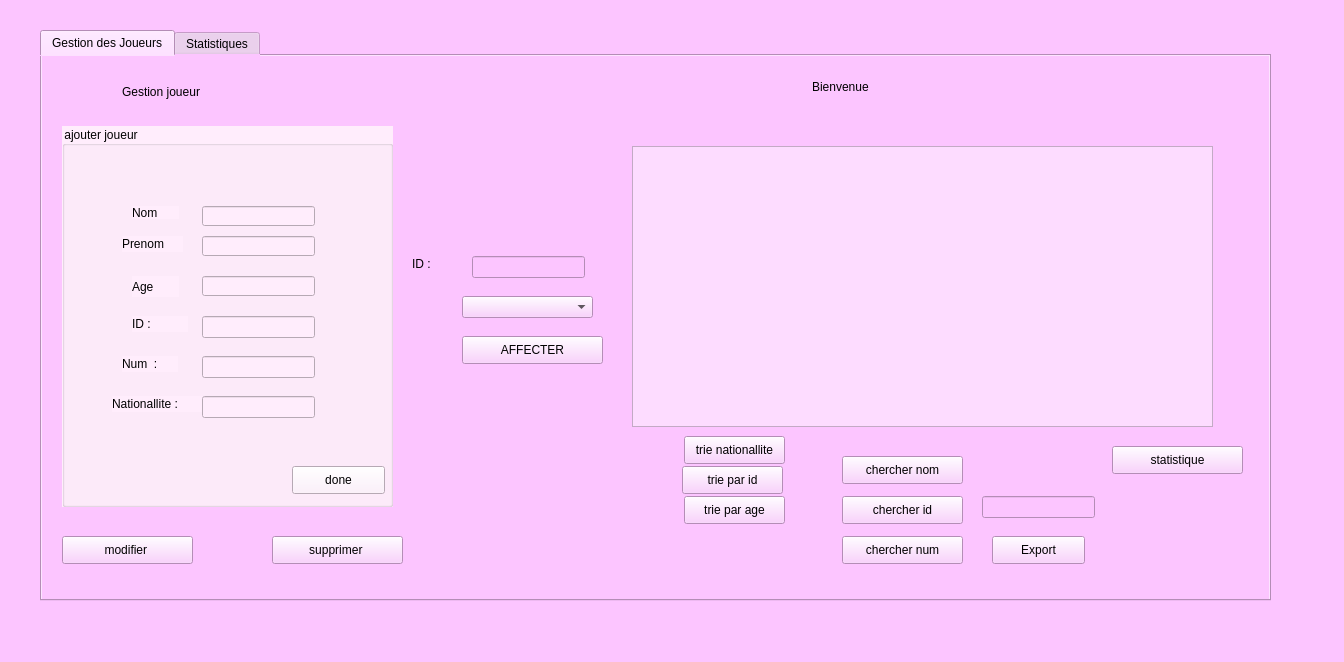
Qt form mainwindow.ui (FirasJery/Olympic_games_2A15) before a commit.
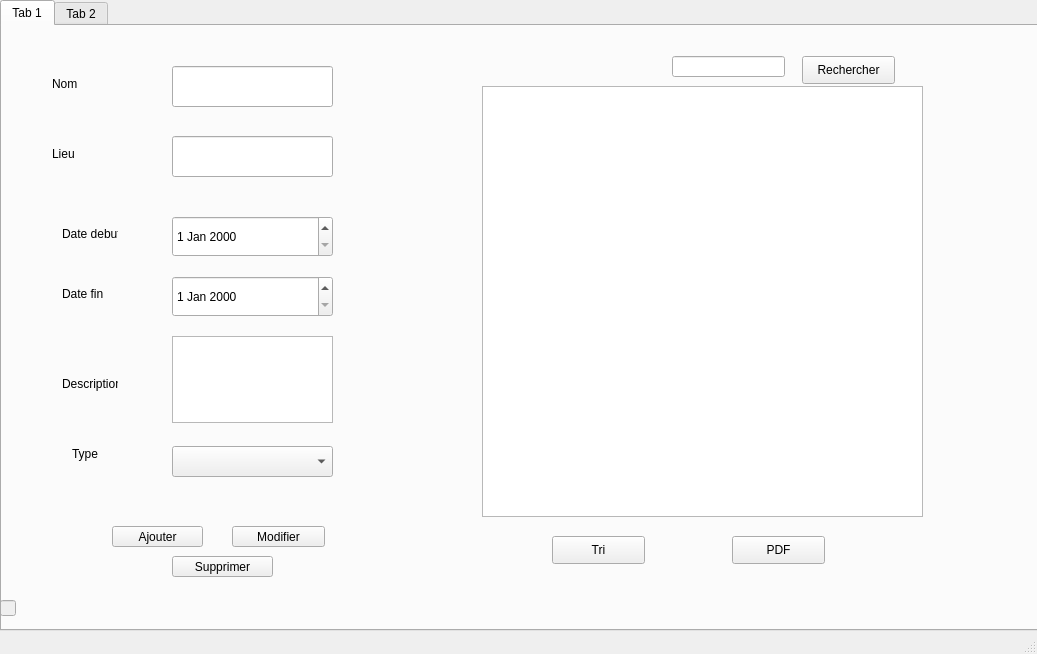
The same form after that commit. The open tabs and pages were chosen to show the change. Custom widgets are drawn as their Qt base class.

Diff of the .ui file:
```diff
--- a/mainwindow.ui
+++ b/mainwindow.ui
@@ -6,569 +6,110 @@
    <rect>
     <x>0</x>
     <y>0</y>
-    <width>1344</width>
-    <height>662</height>
+    <width>1037</width>
+    <height>654</height>
    </rect>
   </property>
   <property name="windowTitle">
    <string>Gestion des Clients</string>
   </property>
-  <property name="styleSheet">
-   <string notr="true">background-color: rgb(252, 197, 255);
-
-
-
-</string>
-  </property>
-  <widget class="QWidget" name="centralWidget">
-   <widget class="QStackedWidget" name="stackedWidget">
+  <widget class="QWidget" name="centralwidget">
+   <widget class="QTabWidget" name="tabWidget">
     <property name="geometry">
      <rect>
-      <x>20</x>
+      <x>0</x>
       <y>0</y>
-      <width>1311</width>
-      <height>691</height>
+      <width>1041</width>
+      <height>631</height>
      </rect>
     </property>
     <property name="currentIndex">
      <number>3</number>
     </property>
-    <widget class="QWidget" name="page_connect">
-     <widget class="QLineEdit" name="linelogin">
+    <widget class="QWidget" name="tab">
+     <attribute name="title">
+      <string>Tab 1</string>
+     </attribute>
+     <widget class="QLineEdit" name="l_nom">
       <property name="geometry">
        <rect>
-        <x>500</x>
-        <y>130</y>
-        <width>113</width>
-        <height>22</height>
+        <x>170</x>
+        <y>40</y>
+        <width>161</width>
+        <height>41</height>
        </rect>
       </property>
      </widget>
-     <widget class="QLineEdit" name="linemdp">
+     <widget class="QLineEdit" name="l_lieu">
       <property name="geometry">
        <rect>
-        <x>500</x>
+        <x>170</x>
+        <y>110</y>
+        <width>161</width>
+        <height>41</height>
+       </rect>
+      </property>
+     </widget>
+     <widget class="QDateEdit" name="d_d">
+      <property name="geometry">
+       <rect>
+        <x>170</x>
         <y>190</y>
-        <width>113</width>
-        <height>22</height>
+        <width>161</width>
+        <height>41</height>
        </rect>
       </property>
      </widget>
-     <widget class="QLabel" name="label_5">
+     <widget class="QDateEdit" name="d_f">
       <property name="geometry">
        <rect>
-        <x>340</x>
-        <y>130</y>
-        <width>111</width>
-        <height>20</height>
+        <x>170</x>
+        <y>250</y>
+        <width>161</width>
+        <height>41</height>
        </rect>
       </property>
-      <property name="text">
-       <string>Nom d'utilisateur</string>
+     </widget>
+     <widget class="QTextEdit" name="text_desc">
+      <property name="geometry">
+       <rect>
+        <x>170</x>
+        <y>310</y>
+        <width>161</width>
+        <height>87</height>
+       </rect>
       </property>
      </widget>
-     <widget class="QLabel" name="label_6">
+     <widget class="QComboBox" name="comboBox">
       <property name="geometry">
        <rect>
-        <x>345</x>
-        <y>190</y>
+        <x>170</x>
+        <y>420</y>
+        <width>161</width>
+        <height>31</height>
+       </rect>
+      </property>
+     </widget>
+     <widget class="QPushButton" name="pushButton">
+      <property name="geometry">
+       <rect>
+        <x>110</x>
+        <y>500</y>
         <width>91</width>
-        <height>20</height>
-       </rect>
-      </property>
-      <property name="text">
-       <string>Mot de passe</string>
-      </property>
-     </widget>
-     <widget class="QPushButton" name="pushconnect">
-      <property name="geometry">
-       <rect>
-        <x>510</x>
-        <y>270</y>
-        <width>93</width>
-        <height>28</height>
-       </rect>
-      </property>
-      <property name="text">
-       <string>Connect</string>
-      </property>
-     </widget>
-    </widget>
-    <widget class="QWidget" name="page_joueurs">
-     <widget class="QTabWidget" name="tabWidget">
-      <property name="geometry">
-       <rect>
-        <x>20</x>
-        <y>30</y>
-        <width>1231</width>
-        <height>571</height>
-       </rect>
-      </property>
-      <property name="currentIndex">
-       <number>0</number>
-      </property>
-      <widget class="QWidget" name="tab">
-       <attribute name="title">
-        <string>Gestion des Joueurs</string>
-       </attribute>
-       <widget class="QPushButton" name="tri_id">
-        <property name="geometry">
-         <rect>
-          <x>640</x>
-          <y>410</y>
-          <width>101</width>
-          <height>28</height>
-         </rect>
-        </property>
-        <property name="text">
-         <string>trie par id</string>
-        </property>
-       </widget>
-       <widget class="QLabel" name="label_4">
-        <property name="geometry">
-         <rect>
-          <x>770</x>
-          <y>0</y>
-          <width>441</width>
-          <height>61</height>
-         </rect>
-        </property>
-        <property name="styleSheet">
-         <string notr="true">font: 20pt &quot;Thinking Of Betty Light&quot;;
-</string>
-        </property>
-        <property name="text">
-         <string>Bienvenue </string>
-        </property>
-       </widget>
-       <widget class="QPushButton" name="modifier">
-        <property name="geometry">
-         <rect>
-          <x>20</x>
-          <y>480</y>
-          <width>131</width>
-          <height>28</height>
-         </rect>
-        </property>
-        <property name="text">
-         <string>modifier </string>
-        </property>
-       </widget>
-       <widget class="QLineEdit" name="id_2">
-        <property name="geometry">
-         <rect>
-          <x>430</x>
-          <y>200</y>
-          <width>113</width>
-          <height>22</height>
-         </rect>
-        </property>
-        <property name="text">
-         <string/>
-        </property>
-       </widget>
-       <widget class="QPushButton" name="nationallite_2">
-        <property name="geometry">
-         <rect>
-          <x>642</x>
-          <y>380</y>
-          <width>101</width>
-          <height>28</height>
-         </rect>
-        </property>
-        <property name="text">
-         <string>trie nationallite</string>
-        </property>
-       </widget>
-       <widget class="QLabel" name="label_8">
-        <property name="geometry">
-         <rect>
-          <x>80</x>
-          <y>10</y>
-          <width>221</width>
-          <height>51</height>
-         </rect>
-        </property>
-        <property name="styleSheet">
-         <string notr="true">font: 16pt &quot;Thinking Of Betty Light&quot;;</string>
-        </property>
-        <property name="text">
-         <string>Gestion joueur </string>
-        </property>
-       </widget>
-       <widget class="QPushButton" name="chercher_id">
-        <property name="geometry">
-         <rect>
-          <x>800</x>
-          <y>440</y>
-          <width>121</width>
-          <height>28</height>
-         </rect>
-        </property>
-        <property name="text">
-         <string>chercher id</string>
-        </property>
-       </widget>
-       <widget class="QLabel" name="label_12">
-        <property name="geometry">
-         <rect>
-          <x>370</x>
-          <y>200</y>
-          <width>56</width>
-          <height>16</height>
-         </rect>
-        </property>
-        <property name="text">
-         <string>ID :</string>
-        </property>
-       </widget>
-       <widget class="QPushButton" name="chercher_num">
-        <property name="geometry">
-         <rect>
-          <x>800</x>
-          <y>480</y>
-          <width>121</width>
-          <height>28</height>
-         </rect>
-        </property>
-        <property name="text">
-         <string>chercher num</string>
-        </property>
-       </widget>
-       <widget class="QPushButton" name="pushButton_2">
-        <property name="geometry">
-         <rect>
-          <x>230</x>
-          <y>480</y>
-          <width>131</width>
-          <height>28</height>
-         </rect>
-        </property>
-        <property name="text">
-         <string>supprimer </string>
-        </property>
-       </widget>
-       <widget class="QGroupBox" name="groupBox_3">
-        <property name="geometry">
-         <rect>
-          <x>20</x>
-          <y>70</y>
-          <width>331</width>
-          <height>381</height>
-         </rect>
-        </property>
-        <property name="styleSheet">
-         <string notr="true">font: 75 9pt &quot;MS Shell Dlg 2&quot;;
-
-background-color: rgb(255, 237, 252);</string>
-        </property>
-        <property name="title">
-         <string>ajouter joueur</string>
-        </property>
-        <widget class="QLabel" name="label">
-         <property name="geometry">
-          <rect>
-           <x>70</x>
-           <y>80</y>
-           <width>47</width>
-           <height>13</height>
-          </rect>
-         </property>
-         <property name="text">
-          <string>Nom</string>
-         </property>
-        </widget>
-        <widget class="QLineEdit" name="nom">
-         <property name="geometry">
-          <rect>
-           <x>140</x>
-           <y>80</y>
-           <width>113</width>
-           <height>20</height>
-          </rect>
-         </property>
-        </widget>
-        <widget class="QLabel" name="label_2">
-         <property name="geometry">
-          <rect>
-           <x>60</x>
-           <y>110</y>
-           <width>61</width>
-           <height>16</height>
-          </rect>
-         </property>
-         <property name="text">
-          <string>Prenom</string>
-         </property>
-        </widget>
-        <widget class="QLineEdit" name="prenom">
-         <property name="geometry">
-          <rect>
-           <x>140</x>
-           <y>110</y>
-           <width>113</width>
-           <height>20</height>
-          </rect>
-         </property>
-        </widget>
-        <widget class="QLabel" name="label_3">
-         <property name="geometry">
-          <rect>
-           <x>70</x>
-           <y>150</y>
-           <width>47</width>
-           <height>21</height>
-          </rect>
-         </property>
-         <property name="text">
-          <string>Age</string>
-         </property>
-        </widget>
-        <widget class="QLineEdit" name="age">
-         <property name="geometry">
-          <rect>
-           <x>140</x>
-           <y>150</y>
-           <width>113</width>
-           <height>20</height>
-          </rect>
-         </property>
-        </widget>
-        <widget class="QPushButton" name="pushButton">
-         <property name="geometry">
-          <rect>
-           <x>230</x>
-           <y>340</y>
-           <width>93</width>
-           <height>28</height>
-          </rect>
-         </property>
-         <property name="text">
-          <string>done</string>
-         </property>
-        </widget>
-        <widget class="QLabel" name="label_9">
-         <property name="geometry">
-          <rect>
-           <x>70</x>
-           <y>190</y>
-           <width>56</width>
-           <height>16</height>
-          </rect>
-         </property>
-         <property name="text">
-          <string>ID :</string>
-         </property>
-        </widget>
-        <widget class="QLineEdit" name="id">
-         <property name="geometry">
-          <rect>
-           <x>140</x>
-           <y>190</y>
-           <width>113</width>
-           <height>22</height>
-          </rect>
-         </property>
-         <property name="text">
-          <string/>
-         </property>
-        </widget>
-        <widget class="QLabel" name="label_10">
-         <property name="geometry">
-          <rect>
-           <x>60</x>
-           <y>230</y>
-           <width>56</width>
-           <height>16</height>
-          </rect>
-         </property>
-         <property name="text">
-          <string>Num  :</string>
-         </property>
-        </widget>
-        <widget class="QLineEdit" name="num">
-         <property name="geometry">
-          <rect>
-           <x>140</x>
-           <y>230</y>
-           <width>113</width>
-           <height>22</height>
-          </rect>
-         </property>
-        </widget>
-        <widget class="QLabel" name="label_11">
-         <property name="geometry">
-          <rect>
-           <x>50</x>
-           <y>270</y>
-           <width>91</width>
-           <height>16</height>
-          </rect>
-         </property>
-         <property name="text">
-          <string>Nationallite :</string>
-         </property>
-        </widget>
-        <widget class="QLineEdit" name="nationallite">
-         <property name="geometry">
-          <rect>
-           <x>140</x>
-           <y>270</y>
-           <width>113</width>
-           <height>22</height>
-          </rect>
-         </property>
-        </widget>
-       </widget>
-       <widget class="QPushButton" name="pushButton_7">
-        <property name="geometry">
-         <rect>
-          <x>800</x>
-          <y>400</y>
-          <width>121</width>
-          <height>28</height>
-         </rect>
-        </property>
-        <property name="text">
-         <string>chercher nom</string>
-        </property>
-       </widget>
-       <widget class="QLineEdit" name="cherche_nom">
-        <property name="geometry">
-         <rect>
-          <x>940</x>
-          <y>440</y>
-          <width>113</width>
-          <height>22</height>
-         </rect>
-        </property>
-       </widget>
-       <widget class="QTableView" name="tableView">
-        <property name="geometry">
-         <rect>
-          <x>590</x>
-          <y>90</y>
-          <width>581</width>
-          <height>281</height>
-         </rect>
-        </property>
-        <property name="styleSheet">
-         <string notr="true">background-color: rgb(253, 220, 255);
-
-
-</string>
-        </property>
-       </widget>
-       <widget class="QPushButton" name="tri_age">
-        <property name="geometry">
-         <rect>
-          <x>642</x>
-          <y>440</y>
-          <width>101</width>
-          <height>28</height>
-         </rect>
-        </property>
-        <property name="text">
-         <string>trie par age</string>
-        </property>
-       </widget>
-       <widget class="QPushButton" name="pushButton_4">
-        <property name="geometry">
-         <rect>
-          <x>420</x>
-          <y>280</y>
-          <width>141</width>
-          <height>28</height>
-         </rect>
-        </property>
-        <property name="text">
-         <string>AFFECTER</string>
-        </property>
-       </widget>
-       <widget class="QPushButton" name="pushButton_8">
-        <property name="geometry">
-         <rect>
-          <x>1070</x>
-          <y>390</y>
-          <width>131</width>
-          <height>28</height>
-         </rect>
-        </property>
-        <property name="text">
-         <string>statistique</string>
-        </property>
-       </widget>
-       <widget class="QComboBox" name="comboBox">
-        <property name="geometry">
-         <rect>
-          <x>420</x>
-          <y>240</y>
-          <width>131</width>
-          <height>22</height>
-         </rect>
-        </property>
-        <property name="currentText">
-         <string/>
-        </property>
-        <property name="currentIndex">
-         <number>-1</number>
-        </property>
-        <property name="modelColumn">
-         <number>0</number>
-        </property>
-       </widget>
-       <widget class="QPushButton" name="export_2">
-        <property name="geometry">
-         <rect>
-          <x>950</x>
-          <y>480</y>
-          <width>93</width>
-          <height>28</height>
-         </rect>
-        </property>
-        <property name="text">
-         <string>Export</string>
-        </property>
-       </widget>
-      </widget>
-      <widget class="QWidget" name="tab_2">
-       <attribute name="title">
-        <string>Statistiques</string>
-       </attribute>
-       <widget class="QCustomPlot" name="plot" native="true">
-        <property name="geometry">
-         <rect>
-          <x>10</x>
-          <y>20</y>
-          <width>1191</width>
-          <height>501</height>
-         </rect>
-        </property>
-       </widget>
-      </widget>
-     </widget>
-    </widget>
-    <widget class="QWidget" name="page_sponsors">
-     <widget class="QPushButton" name="pushButtonajout">
-      <property name="geometry">
-       <rect>
-        <x>220</x>
-        <y>400</y>
-        <width>75</width>
-        <height>23</height>
+        <height>21</height>
        </rect>
       </property>
       <property name="text">
        <string>Ajouter</string>
       </property>
      </widget>
-     <widget class="QComboBox" name="comboBoxg">
+     <widget class="QTableView" name="tableView">
       <property name="geometry">
        <rect>
-        <x>640</x>
-        <y>490</y>
-        <width>73</width>
-        <height>22</height>
+        <x>480</x>
+        <y>60</y>
+        <width>441</width>
+        <height>431</height>
        </rect>
       </property>
       <item>
@@ -587,323 +128,92 @@
        </property>
       </item>
      </widget>
-     <widget class="QLineEdit" name="linerechg">
+     <widget class="QPushButton" name="pushButton_2">
       <property name="geometry">
        <rect>
-        <x>1160</x>
-        <y>90</y>
-        <width>113</width>
-        <height>20</height>
-       </rect>
-      </property>
-     </widget>
-     <widget class="QPushButton" name="push_trig">
-      <property name="geometry">
-       <rect>
-        <x>640</x>
-        <y>540</y>
-        <width>75</width>
-        <height>23</height>
-       </rect>
-      </property>
-      <property name="text">
-       <string>trier</string>
-      </property>
-     </widget>
-     <widget class="QRadioButton" name="radioButton2g">
-      <property name="geometry">
-       <rect>
-        <x>730</x>
-        <y>520</y>
-        <width>97</width>
-        <height>20</height>
-       </rect>
-      </property>
-      <property name="text">
-       <string>decroissant</string>
-      </property>
-     </widget>
-     <widget class="QPushButton" name="push_impressiong">
-      <property name="geometry">
-       <rect>
-        <x>1070</x>
-        <y>480</y>
-        <width>75</width>
-        <height>23</height>
-       </rect>
-      </property>
-      <property name="text">
-       <string>Impression</string>
-      </property>
-     </widget>
-     <widget class="QLabel" name="label_7">
-      <property name="geometry">
-       <rect>
-        <x>1180</x>
-        <y>50</y>
-        <width>71</width>
-        <height>16</height>
-       </rect>
-      </property>
-      <property name="text">
-       <string>Recherche </string>
-      </property>
-     </widget>
-     <widget class="QGroupBox" name="groupBox">
-      <property name="geometry">
-       <rect>
-        <x>50</x>
-        <y>80</y>
-        <width>341</width>
-        <height>291</height>
-       </rect>
-      </property>
-      <property name="title">
-       <string>Ajouter Client</string>
-      </property>
-      <widget class="QLabel" name="label_18">
-       <property name="geometry">
-        <rect>
-         <x>10</x>
-         <y>40</y>
-         <width>91</width>
-         <height>16</height>
-        </rect>
-       </property>
-       <property name="text">
-        <string>Id_Sponsors</string>
-       </property>
-      </widget>
-      <widget class="QLabel" name="label_19">
-       <property name="geometry">
-        <rect>
-         <x>10</x>
-         <y>80</y>
-         <width>101</width>
-         <height>16</height>
-        </rect>
-       </property>
-       <property name="text">
-        <string>Nom_Sponsors</string>
-       </property>
-      </widget>
-      <widget class="QLabel" name="label_20">
-       <property name="geometry">
-        <rect>
-         <x>10</x>
-         <y>120</y>
-         <width>111</width>
-         <height>16</height>
-        </rect>
-       </property>
-       <property name="text">
-        <string>Code_Competition</string>
-       </property>
-      </widget>
-      <widget class="QLineEdit" name="lineidg">
-       <property name="geometry">
-        <rect>
-         <x>140</x>
-         <y>40</y>
-         <width>113</width>
-         <height>20</height>
-        </rect>
-       </property>
-      </widget>
-      <widget class="QLineEdit" name="linenomg">
-       <property name="geometry">
-        <rect>
-         <x>140</x>
-         <y>80</y>
-         <width>113</width>
-         <height>20</height>
-        </rect>
-       </property>
-      </widget>
-      <widget class="QLineEdit" name="linecompg">
-       <property name="geometry">
-        <rect>
-         <x>140</x>
-         <y>120</y>
-         <width>113</width>
-         <height>20</height>
-        </rect>
-       </property>
-      </widget>
-      <widget class="QLabel" name="label_21">
-       <property name="geometry">
-        <rect>
-         <x>10</x>
-         <y>160</y>
-         <width>91</width>
-         <height>16</height>
-        </rect>
-       </property>
-       <property name="text">
-        <string>Etat_Sponsors</string>
-       </property>
-      </widget>
-      <widget class="QLineEdit" name="lineetatg">
-       <property name="geometry">
-        <rect>
-         <x>140</x>
-         <y>160</y>
-         <width>113</width>
-         <height>20</height>
-        </rect>
-       </property>
-      </widget>
-      <widget class="QLabel" name="label_22">
-       <property name="geometry">
-        <rect>
-         <x>10</x>
-         <y>210</y>
-         <width>47</width>
-         <height>13</height>
-        </rect>
-       </property>
-       <property name="text">
-        <string>Budget</string>
-       </property>
-      </widget>
-      <widget class="QLineEdit" name="linebudgetg">
-       <property name="geometry">
-        <rect>
-         <x>140</x>
-         <y>200</y>
-         <width>113</width>
-         <height>20</height>
-        </rect>
-       </property>
-      </widget>
-     </widget>
-     <widget class="QLabel" name="label_23">
-      <property name="geometry">
-       <rect>
-        <x>870</x>
-        <y>510</y>
-        <width>71</width>
-        <height>20</height>
-       </rect>
-      </property>
-      <property name="text">
-       <string>Sponsor ID</string>
-      </property>
-     </widget>
-     <widget class="QPushButton" name="push_alerteg">
-      <property name="geometry">
-       <rect>
-        <x>20</x>
-        <y>550</y>
-        <width>131</width>
-        <height>28</height>
-       </rect>
-      </property>
-      <property name="text">
-       <string>Sponsors En Attente</string>
-      </property>
-     </widget>
-     <widget class="QLineEdit" name="lineexportg">
-      <property name="geometry">
-       <rect>
-        <x>950</x>
-        <y>510</y>
-        <width>113</width>
-        <height>20</height>
-       </rect>
-      </property>
-     </widget>
-     <widget class="QTableView" name="tableViewg">
-      <property name="geometry">
-       <rect>
-        <x>500</x>
-        <y>50</y>
-        <width>651</width>
-        <height>411</height>
-       </rect>
-      </property>
-     </widget>
-     <widget class="QPushButton" name="pushButtonsupp">
-      <property name="geometry">
-       <rect>
-        <x>520</x>
-        <y>510</y>
-        <width>75</width>
-        <height>23</height>
+        <x>170</x>
+        <y>530</y>
+        <width>101</width>
+        <height>21</height>
        </rect>
       </property>
       <property name="text">
        <string>Supprimer</string>
       </property>
      </widget>
-     <widget class="QPushButton" name="pushButtonmodif">
+     <widget class="QPushButton" name="pushButton_3">
       <property name="geometry">
        <rect>
-        <x>60</x>
-        <y>400</y>
-        <width>75</width>
-        <height>23</height>
+        <x>550</x>
+        <y>510</y>
+        <width>93</width>
+        <height>28</height>
+       </rect>
+      </property>
+      <property name="text">
+       <string>Tri</string>
+      </property>
+     </widget>
+     <widget class="QLineEdit" name="rech">
+      <property name="geometry">
+       <rect>
+        <x>670</x>
+        <y>30</y>
+        <width>113</width>
+        <height>21</height>
+       </rect>
+      </property>
+     </widget>
+     <widget class="QPushButton" name="pushButton_4">
+      <property name="geometry">
+       <rect>
+        <x>800</x>
+        <y>30</y>
+        <width>93</width>
+        <height>28</height>
+       </rect>
+      </property>
+      <property name="text">
+       <string>Rechercher</string>
+      </property>
+     </widget>
+     <widget class="QPushButton" name="pushButton_5">
+      <property name="geometry">
+       <rect>
+        <x>230</x>
+        <y>500</y>
+        <width>93</width>
+        <height>21</height>
        </rect>
       </property>
       <property name="text">
        <string>Modifier</string>
       </property>
      </widget>
-     <widget class="QPushButton" name="push_exportg">
-      <property name="geometry">
-       <rect>
-        <x>970</x>
-        <y>480</y>
-        <width>75</width>
-        <height>23</height>
-       </rect>
-      </property>
-      <property name="text">
-       <string>export txt</string>
-      </property>
-     </widget>
-     <widget class="QRadioButton" name="radioButtong">
+     <widget class="QPushButton" name="pushButton_6">
       <property name="geometry">
        <rect>
         <x>730</x>
-        <y>490</y>
-        <width>97</width>
-        <height>20</height>
+        <y>510</y>
+        <width>93</width>
+        <height>28</height>
        </rect>
       </property>
       <property name="text">
-       <string>croissant</string>
+       <string>PDF</string>
       </property>
      </widget>
-     <zorder>pushButtonajout</zorder>
-     <zorder>label_23</zorder>
-     <zorder>label_7</zorder>
-     <zorder>linerechg</zorder>
-     <zorder>radioButtong</zorder>
-     <zorder>lineexportg</zorder>
-     <zorder>push_exportg</zorder>
-     <zorder>push_trig</zorder>
-     <zorder>tableViewg</zorder>
-     <zorder>radioButton2g</zorder>
-     <zorder>push_impressiong</zorder>
-     <zorder>push_alerteg</zorder>
-     <zorder>pushButtonmodif</zorder>
-     <zorder>groupBox</zorder>
-     <zorder>comboBoxg</zorder>
-     <zorder>pushButtonsupp</zorder>
-    </widget>
-    <widget class="QWidget" name="page">
-     <widget class="QTabWidget" name="tabWidgetf">
+     <widget class="QLabel" name="label">
       <property name="geometry">
        <rect>
-        <x>10</x>
-        <y>30</y>
-        <width>1251</width>
-        <height>581</height>
+        <x>50</x>
+        <y>50</y>
+        <width>56</width>
+        <height>16</height>
        </rect>
       </property>
-      <property name="currentIndex">
-       <number>0</number>
+      <property name="text">
+       <string>Nom</string>
       </property>
       <widget class="QWidget" name="tab_3">
        <attribute name="title">
@@ -1316,52 +626,93 @@
        </widget>
       </widget>
      </widget>
-    </widget>
-    <widget class="QWidget" name="page_2">
-     <widget class="QLabel" name="label_25">
+     <widget class="QLabel" name="label_2">
       <property name="geometry">
        <rect>
+        <x>50</x>
+        <y>120</y>
+        <width>56</width>
+        <height>16</height>
+       </rect>
+      </property>
+      <property name="text">
+       <string>Lieu</string>
+      </property>
+     </widget>
+     <widget class="QLabel" name="label_3">
+      <property name="geometry">
+       <rect>
+        <x>70</x>
+        <y>420</y>
+        <width>56</width>
+        <height>16</height>
+       </rect>
+      </property>
+      <property name="text">
+       <string>Type</string>
+      </property>
+     </widget>
+     <widget class="QLabel" name="label_4">
+      <property name="geometry">
+       <rect>
         <x>60</x>
-        <y>40</y>
+        <y>200</y>
         <width>56</width>
         <height>16</height>
        </rect>
       </property>
       <property name="text">
-       <string>Joy</string>
+       <string>Date debut</string>
       </property>
      </widget>
-    </widget>
-    <widget class="QWidget" name="page_3">
-     <widget class="QLabel" name="label_26">
+     <widget class="QLabel" name="label_5">
       <property name="geometry">
        <rect>
-        <x>40</x>
-        <y>70</y>
+        <x>60</x>
+        <y>350</y>
         <width>56</width>
         <height>16</height>
        </rect>
       </property>
       <property name="text">
-       <string>oussama</string>
+       <string>Description</string>
       </property>
      </widget>
-    </widget>
-    <widget class="QWidget" name="page_4">
-     <widget class="QLabel" name="label_27">
+     <widget class="QLabel" name="label_6">
       <property name="geometry">
        <rect>
-        <x>80</x>
-        <y>100</y>
+        <x>60</x>
+        <y>260</y>
         <width>56</width>
         <height>16</height>
        </rect>
       </property>
       <property name="text">
-       <string>ines</string>
+       <string>Date fin</string>
       </property>
      </widget>
     </widget>
+    <widget class="QWidget" name="tab_2">
+     <attribute name="title">
+      <string>Tab 2</string>
+     </attribute>
+    </widget>
+   </widget>
+   <widget class="QLineEdit" name="id">
+    <property name="enabled">
+     <bool>false</bool>
+    </property>
+    <property name="geometry">
+     <rect>
+      <x>0</x>
+      <y>600</y>
+      <width>16</width>
+      <height>16</height>
+     </rect>
+    </property>
+    <property name="readOnly">
+     <bool>true</bool>
+    </property>
    </widget>
   </widget>
   <widget class="QMenuBar" name="menuBar">
@@ -1374,37 +725,8 @@
     </rect>
    </property>
   </widget>
-  <widget class="QStatusBar" name="statusBar"/>
-  <action name="actionage">
-   <property name="text">
-    <string>age </string>
-   </property>
-  </action>
-  <action name="actionpoids">
-   <property name="text">
-    <string>poids</string>
-   </property>
-  </action>
-  <action name="actionsex">
-   <property name="text">
-    <string>sex</string>
-   </property>
-  </action>
-  <action name="actionID">
-   <property name="text">
-    <string>ID </string>
-   </property>
-  </action>
+  <widget class="QStatusBar" name="statusbar"/>
  </widget>
- <layoutdefault spacing="6" margin="11"/>
- <customwidgets>
-  <customwidget>
-   <class>QCustomPlot</class>
-   <extends>QWidget</extends>
-   <header>qcustomplot.h</header>
-   <container>1</container>
-  </customwidget>
- </customwidgets>
  <resources/>
  <connections/>
 </ui>
```
Left out of the diff: 433 changed lines with no effect on the pictures.
